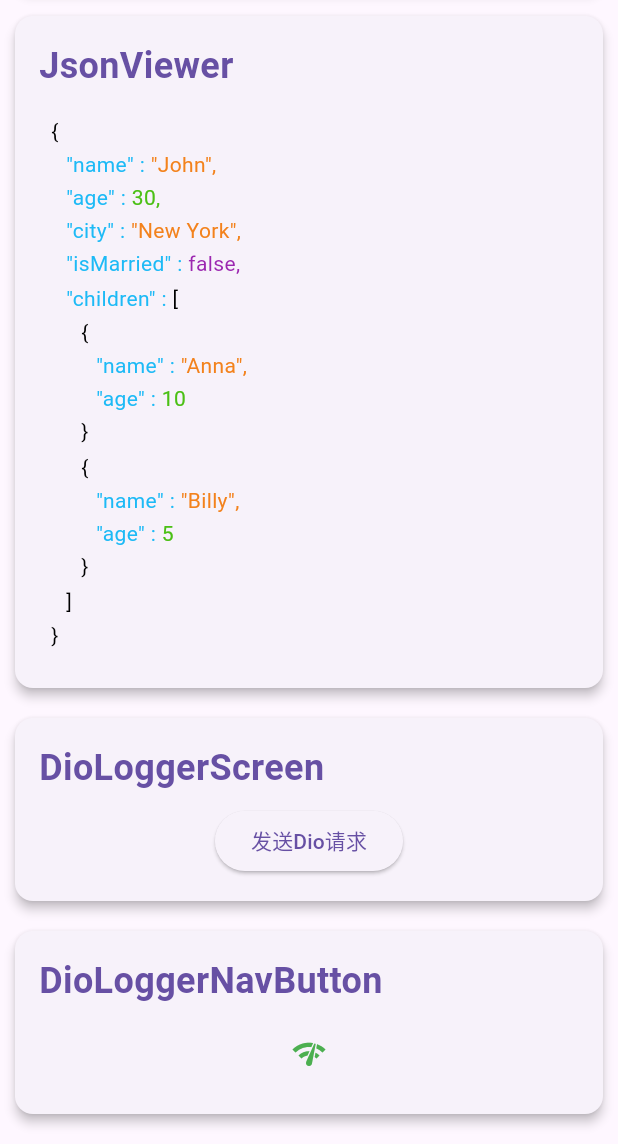
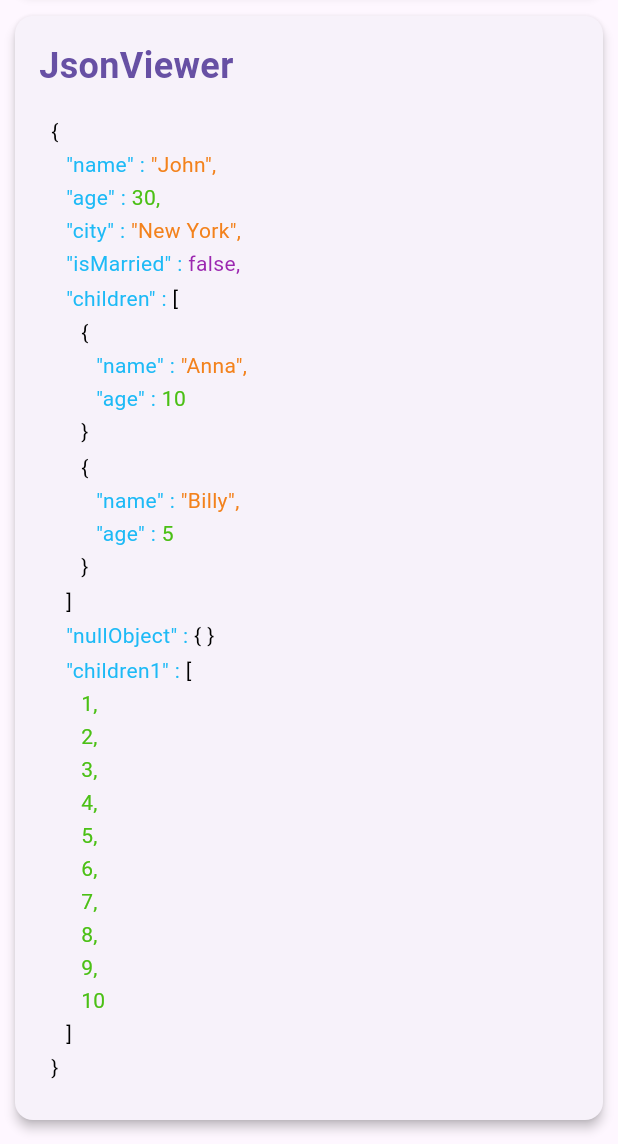
Before and after one commit to Matkurban/intl_ui, a Flutter app: the screen it shows after launch, scrolled down 800 dp, on a phone screen of 412 x 824 dp, the part 92-1236 px from its top. Run offline on Flutter 3.47's test engine with Material 3 defaults, Android fonts, the phone set to English and light mode, and no system bars; our stand-ins replace dio; network calls fail.

Commit message:
publish 0.1.2 version

```diff
--- a/example/lib/main.dart
+++ b/example/lib/main.dart
@@ -32,7 +32,7 @@ class _MyHomePageState extends State<MyHomePage> {
     "age": 30,
     "city": "New York",
     "isMarried": false,
-    "children": [
+    "children":[
       {
         "name": "Anna",
         "age": 10
@@ -41,6 +41,10 @@ class _MyHomePageState extends State<MyHomePage> {
         "name": "Billy",
         "age": 5
       }
+    ],
+    "nullObject":{},
+    "children1":[
+      1,2,3,4,5,6,7,8,9,10
     ]
   }
   ''';
--- a/lib/intl_ui.dart
+++ b/lib/intl_ui.dart
@@ -10,3 +10,6 @@ export 'src/json/json_viewer.dart';
 export 'src/logger/interceptor/dio_logger_interceptors.dart';
 export 'src/logger/view/dio_logger_nav_button.dart';
 export 'src/logger/view/dio_logger_screen.dart';
+export 'src/text/intl_text.dart';
+export 'src/utils/intl_date_util.dart';
+export 'src/utils/intl_language_util.dart';
--- a/lib/src/json/json_viewer.dart
+++ b/lib/src/json/json_viewer.dart
@@ -136,6 +136,27 @@ class JsonViewer extends StatelessWidget {
     required BuildContext context,
     required int level,
   }) {
+    /// 空对象，直接一行显示 {}
+    if (jsonObject.isEmpty) {
+      return Padding(
+        padding: EdgeInsets.only(left: indentWidth * level),
+        child: Row(
+          crossAxisAlignment: CrossAxisAlignment.start,
+          children: [
+            if (keyName.isNotEmpty)
+              Text(
+                '"$keyName" : ',
+                style: TextStyle(color: keyColor, fontSize: fontSize),
+              ),
+            Text(
+              "{ }",
+              style: TextStyle(color: valueColor, fontSize: fontSize),
+            ),
+          ],
+        ),
+      );
+    }
+
     List<Widget> children = [];
 
     if (keyName.isNotEmpty) {
@@ -313,6 +334,14 @@ class JsonViewer extends StatelessWidget {
         displayValue = '$value${isLast ? '' : ','}';
         vColor = boolColor;
       }
+    } else if (type == JsonType.objectStart) {
+      displayValue = '{';
+    } else if (type == JsonType.objectEnd) {
+      displayValue = '}';
+    } else if (type == JsonType.arrayStart) {
+      displayValue = '[';
+    } else if (type == JsonType.arrayEnd) {
+      displayValue = ']';
     }
 
     final TextStyle valueStyle = TextStyle(color: vColor, fontSize: fontSize);
--- a/pubspec.yaml
+++ b/pubspec.yaml
@@ -1,6 +1,6 @@
 name: intl_ui
 description: "A Flutter UI package that provides internationalized widgets and components for building multilingual applications."
-version: 0.1.1
+version: 0.1.2
 homepage: https://github.com/Matkurban/intl_ui
 
 environment:
@@ -11,6 +11,7 @@ dependencies:
   flutter:
     sdk: flutter
   dio: ^5.8.0+1
+  intl: any
 
 dev_dependencies:
   flutter_test:
```
Also changed, not shown: lib/src/text/intl_text.dart (added, +48 -0 lines), lib/src/utils/intl_date_util.dart (added, +103 -0 lines), lib/src/utils/intl_language_util.dart (added, +14 -0 lines), example/pubspec.lock, 1 other file.
